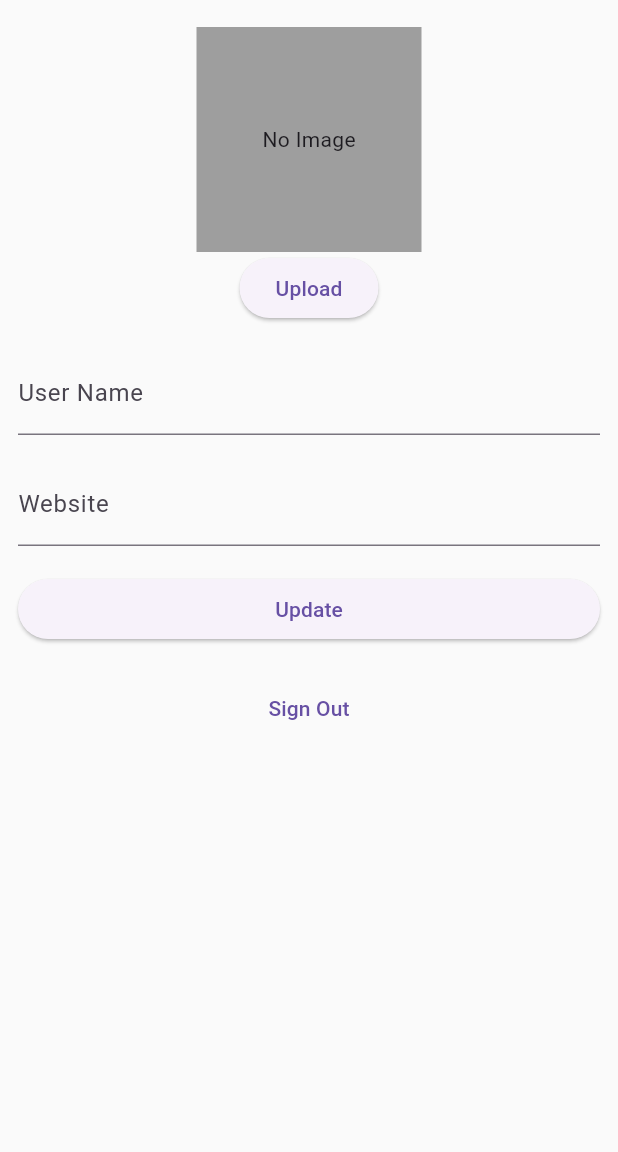
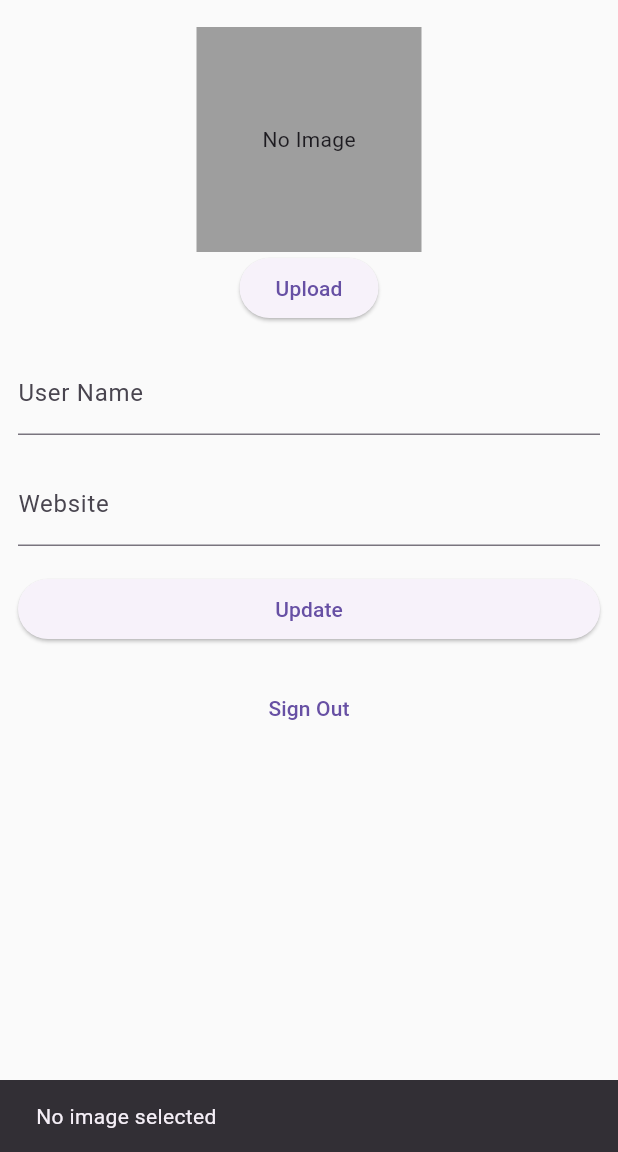
Before and after one commit to BingxinJiang1/Medicode, a Flutter app: the AccountPage screen opened directly, after a tap on "Upload", on a phone screen of 412 x 824 dp, the part 84-1236 px from its top. Run offline on Flutter 3.47's test engine with Material 3 defaults, Android fonts, the phone set to English and light mode, and no system bars; our stand-ins replace flutter_dotenv, flutter_riverpod, google_fonts, image_picker, supabase_flutter; accounts and stored records are empty.

Commit message:
Fix minor bug

```diff
--- a/lib/components/avatar.dart
+++ b/lib/components/avatar.dart
@@ -58,6 +58,9 @@ class _AvatarState extends State<Avatar> {
       maxHeight: 300,
     );
     if (imageFile == null) {
+      ScaffoldMessenger.of(context).showSnackBar(
+        SnackBar(content: Text('No image selected')),
+      );
       return;
     }
     setState(() => _isLoading = true);
@@ -65,8 +68,9 @@ class _AvatarState extends State<Avatar> {
     try {
       final bytes = await imageFile.readAsBytes();
       final fileExt = imageFile.path.split('.').last;
+      final userId = supabase.auth.currentUser!.id;  // Ensure the user is logged in
       final fileName = '${DateTime.now().toIso8601String()}.$fileExt';
-      final filePath = fileName;
+      final filePath = 'avatars/$userId/$fileName';  // Changed to include user directory
       await supabase.storage.from('avatars').uploadBinary(
         filePath,
         bytes,
@@ -74,7 +78,7 @@ class _AvatarState extends State<Avatar> {
       );
       final imageUrlResponse = await supabase.storage
           .from('avatars')
-          .createSignedUrl(filePath, 60 * 60 * 24 * 365 * 10);
+          .createSignedUrl(filePath, 60 * 60 * 24 * 365 * 10);  // 10 years expiration
       widget.onUpload(imageUrlResponse);
     } on StorageException catch (error) {
       if (mounted) {
```
